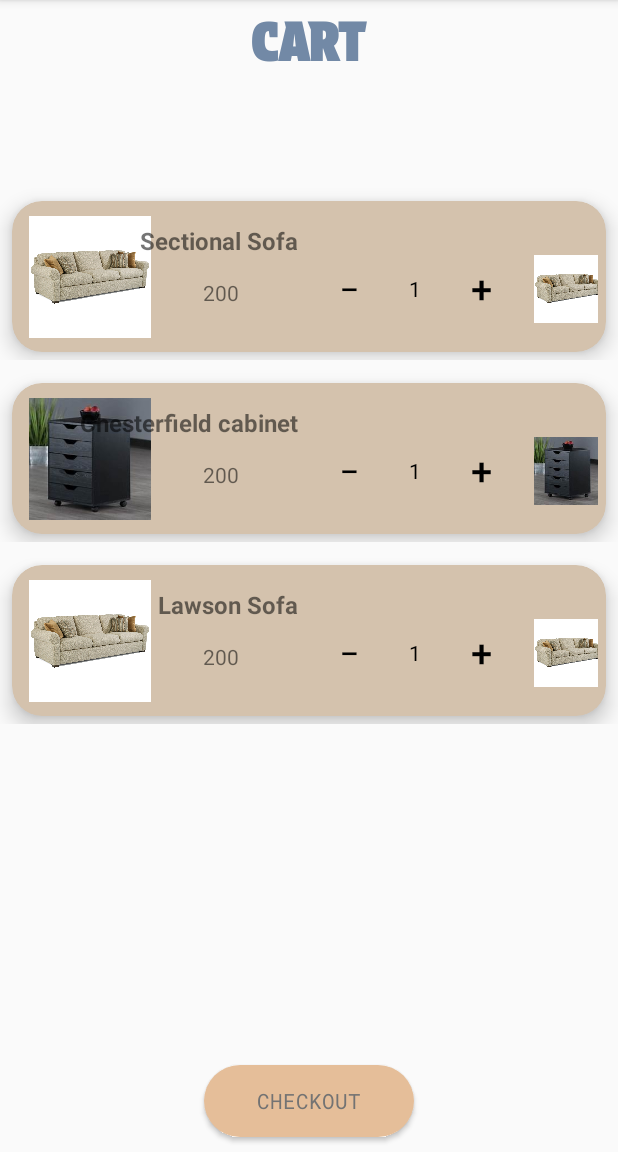
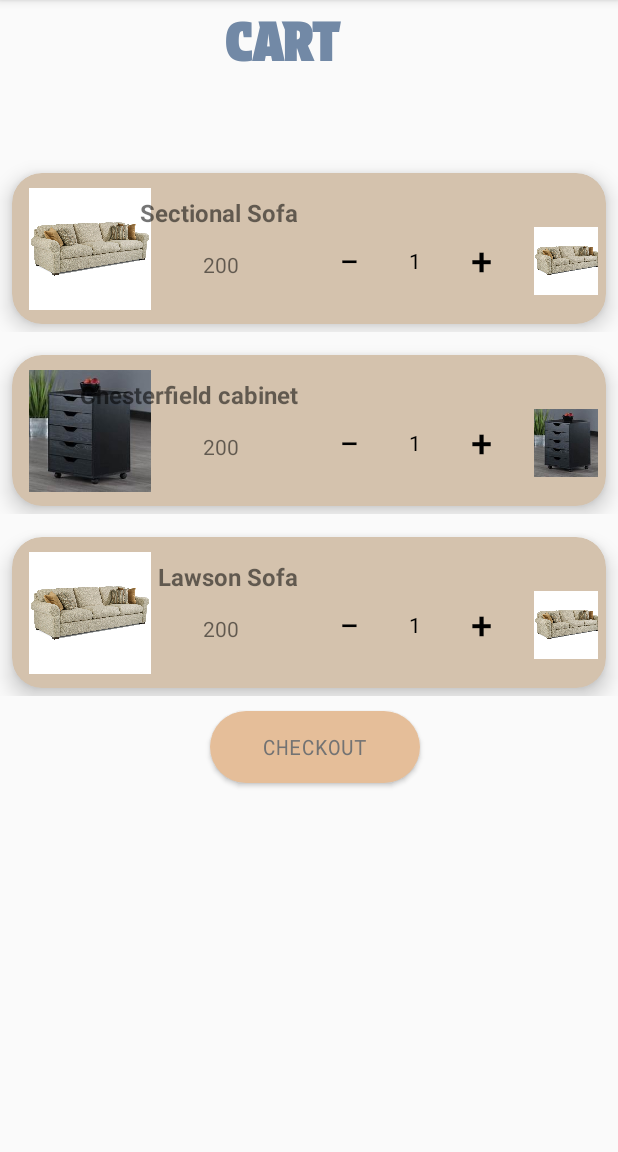
Before and after one commit to aishaa020/androidproj, an Android app: the CartActivity screen opened directly, with no data from a screen before it, on a phone screen of 412 x 824 dp, the part 84-1236 px from its top. Run offline under Robolectric (Android 15) with nearby library versions, the phone set to English and light mode, and no system bars; 2 statements that could not run were skipped.

Commit message:
commit 6

```diff
--- a/app/src/main/res/layout/activity_cart.xml
+++ b/app/src/main/res/layout/activity_cart.xml
@@ -1,43 +1,42 @@
 <?xml version="1.0" encoding="utf-8"?>
-<androidx.constraintlayout.widget.ConstraintLayout xmlns:android="http://schemas.android.com/apk/res/android"
+<LinearLayout xmlns:android="http://schemas.android.com/apk/res/android"
     xmlns:app="http://schemas.android.com/apk/res-auto"
     xmlns:tools="http://schemas.android.com/tools"
     android:layout_width="match_parent"
     android:layout_height="match_parent"
+    android:orientation="vertical"
     tools:context=".CartActivity">
 
     <TextView
         android:id="@+id/carts"
         android:layout_width="wrap_content"
         android:layout_height="70dp"
-        android:layout_marginBottom="40dp"
+        android:layout_marginBottom="30dp"
+        android:layout_marginStart="150dp"
         android:fontFamily="@font/proteststrikeregular"
         android:text="CART"
         android:textColor="@color/blue"
         android:textSize="35sp"
-        android:textStyle="bold"
-        app:layout_constraintEnd_toEndOf="parent"
-        app:layout_constraintStart_toStartOf="parent"
-        app:layout_constraintTop_toTopOf="parent" />
+        android:textStyle="bold" />
 
     <androidx.recyclerview.widget.RecyclerView
         android:id="@+id/cart_view"
         android:layout_width="match_parent"
-        android:layout_height="581dp"
+        android:layout_height="wrap_content"
         android:layout_marginBottom="10dp"
-        app:layout_constraintBottom_toTopOf="@+id/check1btn"
-        tools:layout_editor_absoluteX="1dp" />
+        android:layoutDirection="ltr"/>
 
     <Button
         android:id="@+id/check1btn"
         android:layout_width="140dp"
-        android:layout_height="wrap_content"
+        android:layout_height="48dp"
+        android:layout_marginBottom="10dp"
+        android:layout_marginStart="140dp"
         android:background="@drawable/button"
         android:fontFamily="@font/robotomono"
         android:text="Checkout"
-        android:textColor="@color/gray"
-        android:layout_marginBottom="10dp"
-        app:layout_constraintBottom_toBottomOf="parent"
-        app:layout_constraintEnd_toEndOf="parent"
-        app:layout_constraintStart_toStartOf="parent" />
-</androidx.constraintlayout.widget.ConstraintLayout>
+        android:textColor="@color/gray" />
+
+
+
+</LinearLayout>
```
